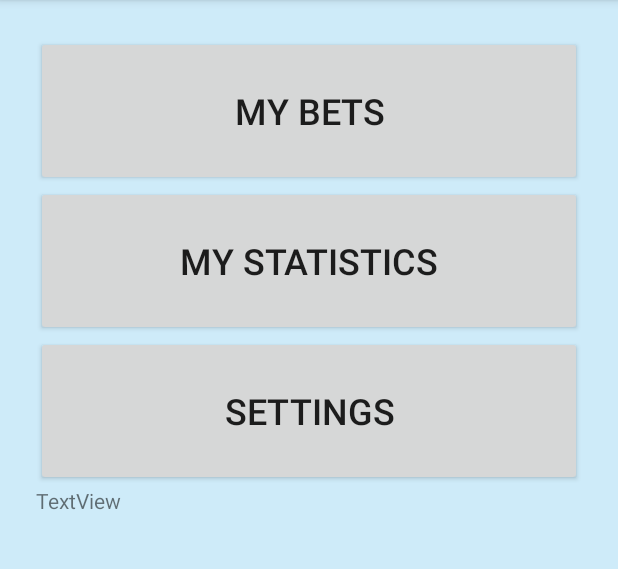
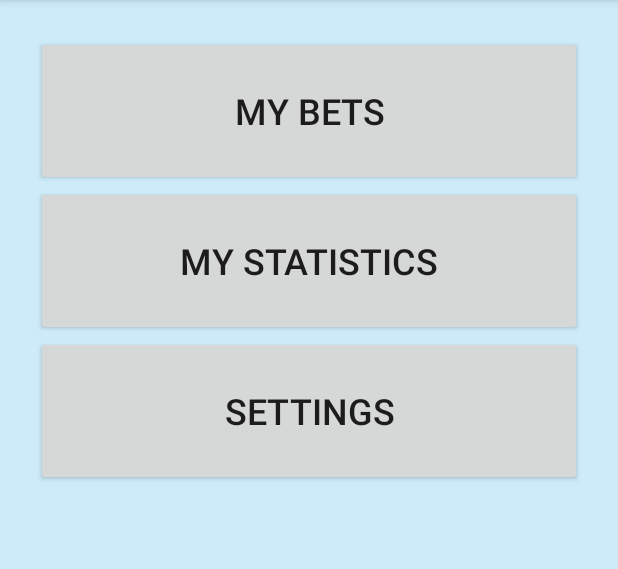
Before and after one commit to Frostforus/BetTracker, an Android app: the screen it shows after launch (MainActivity), on a phone screen of 412 x 824 dp, the part 84-653 px from its top. Run offline under Robolectric (Android 15) with nearby library versions, the phone set to English and light mode, and no system bars.

```diff
--- a/app/src/main/java/com/frostforus/betTracker/list_data/broadcastreceiver/NotificationService.kt
+++ b/app/src/main/java/com/frostforus/betTracker/list_data/broadcastreceiver/NotificationService.kt
@@ -65,8 +65,8 @@ class NotificationService : Service() {
         val mNotificationManager = getSystemService(NOTIFICATION_SERVICE) as NotificationManager
         val mBuilder: NotificationCompat.Builder =
             NotificationCompat.Builder(applicationContext, default_notification_channel_id)
-        mBuilder.setContentTitle("My Notification")
-        mBuilder.setContentText("Notification Listener Service Example")
+        mBuilder.setContentTitle("Bet Tracker")
+        mBuilder.setContentText("Check Your Bets to see if any of them are over! \n (This is only this fast for show)")
         mBuilder.setTicker("Notification Listener Service Example")
         mBuilder.setSmallIcon(R.drawable.ic_launcher_foreground)
         mBuilder.setAutoCancel(true)
--- a/app/src/main/res/layout/activity_main.xml
+++ b/app/src/main/res/layout/activity_main.xml
@@ -28,12 +28,4 @@
         android:text="@string/settings"
         android:textSize="24sp" />
 
-    <TextView
-        android:id="@+id/textView"
-        android:layout_width="match_parent"
-        android:layout_height="wrap_content"
-        android:gravity="bottom"
-        android:text="TextView" />
-
-
 </LinearLayout>
--- a/app/src/main/res/layout/activity_settings.xml
+++ b/app/src/main/res/layout/activity_settings.xml
@@ -21,12 +21,12 @@
         android:ems="10"
         android:inputType="textPersonName"
         android:layout_marginTop="160sp"
-        android:text="New Name" />
+        android:text="@string/new_name" />
 
     <Button
         android:id="@+id/new_name_button"
         android:layout_width="match_parent"
         android:layout_height="wrap_content"
-        android:text="Change Name" />
+        android:text="@string/change_name" />
 
 </LinearLayout>
--- a/app/src/main/res/values/strings.xml
+++ b/app/src/main/res/values/strings.xml
@@ -53,5 +53,7 @@
     <string name="bet_status_label">Bet status:</string>
     <string name="bet_start_label">Bet Start:</string>
     <string name="bet_end_label">Bet End:</string>
+    <string name="new_name">New Name</string>
+    <string name="change_name">Change Name</string>
 
 </resources>
```
Also changed, not shown: app/src/main/java/com/frostforus/betTracker/Settings/SettingsActivity.kt (+20 -5 lines).
